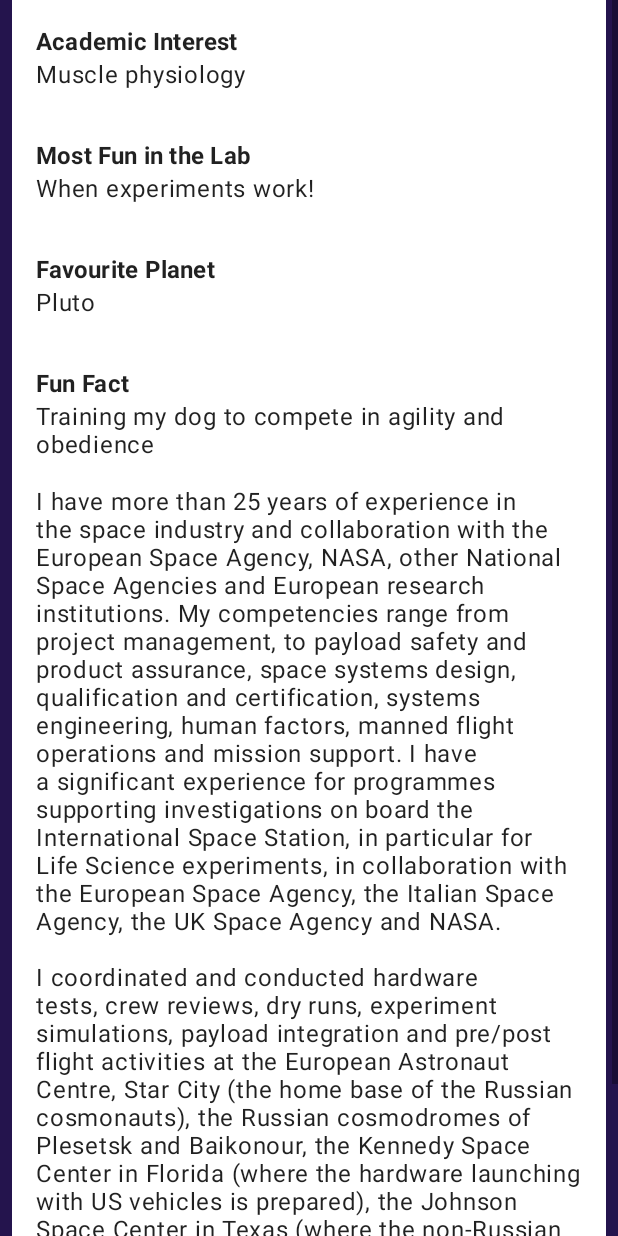
After one commit to PigDogBay/Microage, an Android app: the layout fragment_team_member.xml on its own in the app's theme, with its tools: preview values and no code run, on a phone screen of 412 x 824 dp. The commit adds this screen. Run offline under Robolectric (Android 15) with nearby library versions, the phone set to English and light mode, and no system bars.

Commit message:
Wired up team members bio's

```diff
--- a/app/src/main/java/com/mpdbailey/microage/MainActivity.kt
+++ b/app/src/main/java/com/mpdbailey/microage/MainActivity.kt
@@ -47,6 +47,7 @@
             Screen.Astronaut -> AstronautFragment()
             Screen.Team -> TeamFragment()
             Screen.Updates -> UpdateFragment()
+            Screen.TeamMember -> TeamMemberFragment()
         }
         replaceMainFragment(fragment, screen)
     }
--- a/app/src/main/res/layout/fragment_team.xml
+++ b/app/src/main/res/layout/fragment_team.xml
@@ -5,7 +5,7 @@
     android:layout_height="match_parent"
     android:background="@color/mission_background"
     android:fillViewport="true"
-    tools:context=".HomeFragment">
+    tools:context=".TeamFragment">
 
     <LinearLayout
         android:layout_width="match_parent"
--- /dev/null
+++ b/app/src/main/res/layout/fragment_team_member.xml
@@ -0,0 +1,64 @@
+<?xml version="1.0" encoding="utf-8"?>
+<ScrollView xmlns:android="http://schemas.android.com/apk/res/android"
+    xmlns:tools="http://schemas.android.com/tools"
+    android:layout_width="match_parent"
+    android:layout_height="match_parent"
+    android:background="@color/mission_background"
+    android:fillViewport="true"
+    tools:context=".TeamMemberFragment">
+
+    <LinearLayout
+        android:layout_width="match_parent"
+        android:layout_height="wrap_content"
+        android:layout_marginLeft="8dp"
+        android:layout_marginRight="8dp"
+        android:background="@color/white"
+        android:orientation="vertical">
+
+        <TextView
+            android:id="@+id/teamMemberAcademicTitle"
+            style="@style/Microage.Widget.Text.Subtitle"
+            android:text="@string/team_member_title_academic" />
+
+        <TextView
+            android:id="@+id/teamMemberAcademic"
+            style="@style/Microage.Widget.Text.Body"
+            tools:text="Muscle physiology" />
+
+        <TextView
+            android:id="@+id/teamMemberLabTitle"
+            style="@style/Microage.Widget.Text.Subtitle"
+            android:text="@string/team_member_title_lab" />
+
+        <TextView
+            android:id="@+id/teamMemberLab"
+            style="@style/Microage.Widget.Text.Body"
+            tools:text="When experiments work!" />
+
+        <TextView
+            android:id="@+id/teamMemberPlanetTitle"
+            style="@style/Microage.Widget.Text.Subtitle"
+            android:text="@string/team_member_title_planet" />
+
+        <TextView
+            android:id="@+id/teamMemberPlanet"
+            style="@style/Microage.Widget.Text.Body"
+            tools:text="Pluto" />
+
+        <TextView
+            android:id="@+id/teamMemberFactTitle"
+            style="@style/Microage.Widget.Text.Subtitle"
+            android:text="@string/team_member_title_fact" />
+
+        <TextView
+            android:id="@+id/teamMemberFact"
+            style="@style/Microage.Widget.Text.Body"
+            tools:text="Training my dog to compete in agility and obedience" />
+
+        <TextView
+            android:id="@+id/teamMemberBio"
+            style="@style/Microage.Widget.Text.Body"
+            tools:text="I have more than 25 years of experience in the space industry and collaboration with the European Space Agency, NASA, other National Space Agencies and European research institutions. My competencies range from project management, to payload safety and product assurance, space systems design, qualification and certification, systems engineering, human factors, manned flight operations and mission support. I have a significant experience for programmes supporting investigations on board the International Space Station, in particular for Life Science experiments, in collaboration with the European Space Agency, the Italian Space Agency, the UK Space Agency and NASA.\n\nI coordinated and conducted hardware tests, crew reviews, dry runs, experiment simulations, payload integration and pre/post flight activities at the European Astronaut Centre, Star City (the home base of the Russian cosmonauts), the Russian cosmodromes of Plesetsk and Baikonour, the Kennedy Space Center in Florida (where the hardware launching with US vehicles is prepared), the Johnson Space Center in Texas (where the non-Russian crewmembers are trained for most modules and facilities of the International Space Station). I supported payload operations on board the Space Station with more than a dozen astronauts." />
+
+    </LinearLayout>
+</ScrollView>
--- a/app/src/main/res/values/strings.xml
+++ b/app/src/main/res/values/strings.xml
@@ -8,5 +8,10 @@
     <string name="home_content_description_ask_an_astronaut_button">ask an astronaut button</string>
     <string name="home_content_description_meet_the_team_button">meet the team button</string>
     <string name="home_content_description_mission_updates_button">mission updates button</string>
+    <string name="team_member_title_academic">Academic Interest</string>
+    <string name="team_member_title_lab">Most Fun in the Lab</string>
+    <string name="team_member_title_planet">Favourite Planet</string>
+    <string name="team_member_title_planet_dwarf">Favourite (Dwarf) Planet</string>
+    <string name="team_member_title_fact">Fun Fact</string>
 
 </resources>
--- a/app/src/main/res/values/styles.xml
+++ b/app/src/main/res/values/styles.xml
@@ -13,4 +13,25 @@
         <item name="android:scaleType">fitCenter</item>
         <item name="android:layout_marginTop">-3dp</item>
     </style>
+
+    <style name="Microage.Widget.Text.Subtitle" parent="@style/TextAppearance.MaterialComponents.Subtitle1">
+        <item name="android:layout_width">wrap_content</item>
+        <item name="android:layout_height">wrap_content</item>
+        <item name="android:typeface">sans</item>
+        <item name="android:textStyle">bold</item>
+        <item name="android:layout_marginTop">16dp</item>
+        <item name="android:layout_marginBottom">0dp</item>
+        <item name="android:layout_marginLeft">16dp</item>
+        <item name="android:layout_marginRight">16dp</item>
+    </style>
+
+    <style name="Microage.Widget.Text.Body" parent="@style/TextAppearance.MaterialComponents.Body1">
+        <item name="android:layout_width">wrap_content</item>
+        <item name="android:layout_height">wrap_content</item>
+        <item name="android:typeface">sans</item>
+        <item name="android:layout_marginTop">0dp</item>
+        <item name="android:layout_marginBottom">16dp</item>
+        <item name="android:layout_marginLeft">16dp</item>
+        <item name="android:layout_marginRight">16dp</item>
+    </style>
 </resources>
```
Also changed, not shown: app/src/main/java/com/mpdbailey/microage/TeamFragment.kt (+40 -3 lines), app/src/main/java/com/mpdbailey/microage/presenters/Coordinator.kt (+10 -1 lines).
